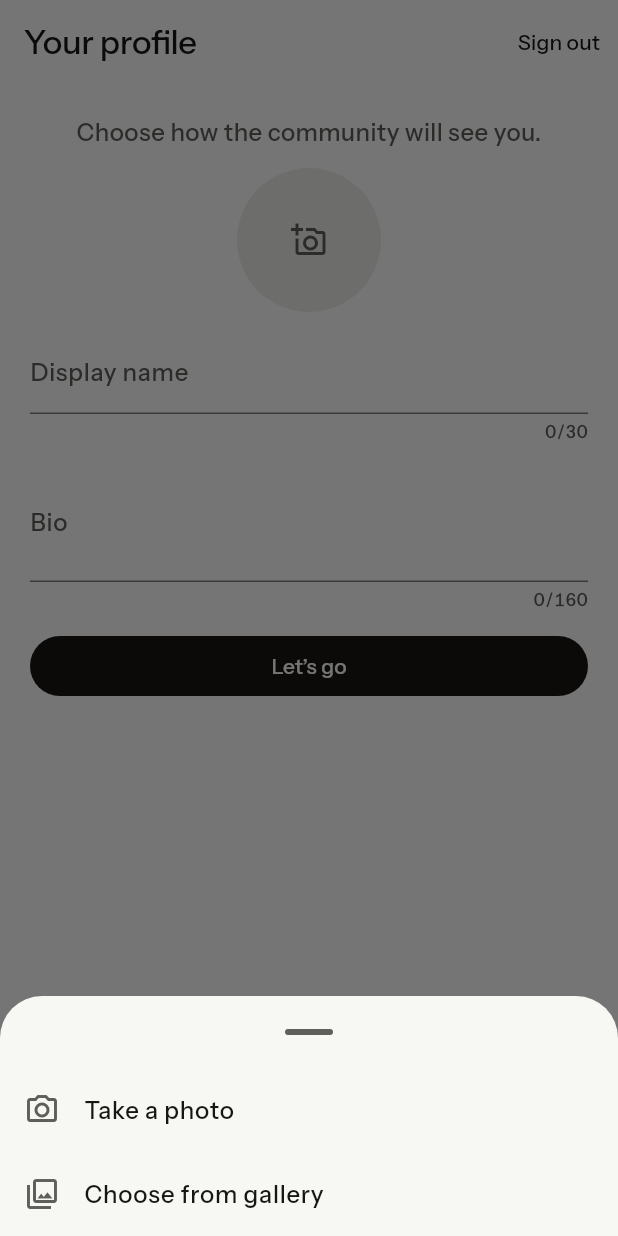
After one commit to AL-MEY/SpotShare, a Flutter app: the ProfileSetupPage screen opened by its route, after a tap on the "add a photo" icon, on a phone screen of 412 x 824 dp. The commit adds this screen. Run offline on Flutter 3.47's test engine with Material 3 defaults, Android fonts, the phone set to English and light mode, and no system bars; our stand-ins replace cached_network_image, cloud_firestore, firebase_auth, firebase_core, firebase_storage, flutter_riverpod and 3 more; missing offline and left inert: slang, theme_tailor_annotation; accounts and stored records are empty; generated files the repository leaves out were written again; project files that could hold a hidden picture were left out.

Commit message:
feat(profile): add profile setup step after sign-up

```diff
--- /dev/null
+++ b/lib/features/profile/presentation/pages/profile_setup_page.dart
@@ -0,0 +1,100 @@
+import 'package:flutter/material.dart';
+import 'package:flutter_riverpod/flutter_riverpod.dart';
+import 'package:spotshare/core/error/failure.dart';
+import 'package:spotshare/core/theme/app_theme.dart';
+import 'package:spotshare/core/widgets/error_bottom_sheet.dart';
+import 'package:spotshare/core/widgets/loading_button.dart';
+import 'package:spotshare/features/auth/presentation/providers/auth_providers.dart';
+import 'package:spotshare/features/profile/domain/entities/user_profile.dart';
+import 'package:spotshare/features/profile/presentation/providers/profile_providers.dart';
+import 'package:spotshare/features/profile/presentation/widgets/avatar_picker.dart';
+import 'package:spotshare/features/profile/presentation/widgets/profile_fields.dart';
+import 'package:spotshare/i18n/strings.g.dart';
+
+class ProfileSetupPage extends ConsumerStatefulWidget {
+  const ProfileSetupPage({super.key});
+
+  @override
+  ConsumerState<ProfileSetupPage> createState() => _ProfileSetupPageState();
+}
+
+class _ProfileSetupPageState extends ConsumerState<ProfileSetupPage> {
+  final _formKey = GlobalKey<FormState>();
+  final _displayName = TextEditingController();
+  final _bio = TextEditingController();
+
+  @override
+  void dispose() {
+    _displayName.dispose();
+    _bio.dispose();
+    super.dispose();
+  }
+
+  void _submit() {
+    if (!_formKey.currentState!.validate()) return;
+    final userId = ref.read(currentUserIdProvider);
+    if (userId == null) return;
+    final saveProfile = ref.read(saveProfileProvider);
+    final profile = UserProfile(
+      id: userId,
+      displayName: _displayName.text,
+      bio: _bio.text,
+    );
+    final avatarPath = ref.read(pickedAvatarProvider);
+    ref
+        .read(profileSetupControllerProvider.notifier)
+        .submit(() => saveProfile(profile, avatarPath: avatarPath));
+  }
+
+  @override
+  Widget build(BuildContext context) {
+    final t = context.t.profile;
+    final theme = context.appTheme;
+    ref.listen(profileSetupControllerProvider, (_, next) {
+      if (next case AsyncError(:final Failure error)) {
+        showErrorBottomSheet(context, error, onRetry: _submit);
+      }
+    });
+    final isLoading = ref.watch(profileSetupControllerProvider).isLoading;
+    return Scaffold(
+      appBar: AppBar(
+        title: Text(t.setupTitle),
+        actions: [
+          TextButton(
+            onPressed: isLoading ? null : () => ref.read(signOutProvider)(),
+            child: Text(t.signOut),
+          ),
+        ],
+      ),
+      body: SafeArea(
+        child: SingleChildScrollView(
+          padding: EdgeInsets.all(theme.spacing.spacingL),
+          child: Form(
+            key: _formKey,
+            child: Column(
+              crossAxisAlignment: CrossAxisAlignment.stretch,
+              spacing: theme.spacing.spacingS,
+              children: [
+                Text(
+                  t.setupHint,
+                  style: theme.textStyles.b1.copyWith(
+                    color: theme.colors.foregroundMuted,
+                  ),
+                  textAlign: TextAlign.center,
+                ),
+                const AvatarPicker(),
+                DisplayNameField(controller: _displayName),
+                BioField(controller: _bio),
+                LoadingButton(
+                  label: t.setupSubmit,
+                  isLoading: isLoading,
+                  onPressed: _submit,
+                ),
+              ],
+            ),
+          ),
+        ),
+      ),
+    );
+  }
+}
--- /dev/null
+++ b/lib/features/profile/presentation/widgets/avatar_picker.dart
@@ -0,0 +1,81 @@
+import 'dart:io';
+
+import 'package:cached_network_image/cached_network_image.dart';
+import 'package:flutter/material.dart';
+import 'package:flutter_riverpod/flutter_riverpod.dart';
+import 'package:image_picker/image_picker.dart';
+import 'package:spotshare/core/theme/app_theme.dart';
+import 'package:spotshare/features/profile/presentation/providers/profile_providers.dart';
+import 'package:spotshare/i18n/strings.g.dart';
+
+class AvatarPicker extends ConsumerWidget {
+  const AvatarPicker({this.currentUrl, super.key});
+
+  final String? currentUrl;
+
+  @override
+  Widget build(BuildContext context, WidgetRef ref) {
+    final theme = context.appTheme;
+    final picked = ref.watch(pickedAvatarProvider);
+    final url = currentUrl;
+    final ImageProvider? image = picked != null
+        ? FileImage(File(picked))
+        : url != null
+        ? CachedNetworkImageProvider(url)
+        : null;
+    return Center(
+      child: Semantics(
+        button: true,
+        label: context.t.profile.changeAvatar,
+        child: InkResponse(
+          onTap: () => _showSources(context, ref),
+          child: CircleAvatar(
+            radius: theme.spacing.spacing4xl,
+            backgroundColor: theme.colors.surfaceMuted,
+            foregroundImage: image,
+            child: Icon(
+              Icons.add_a_photo_outlined,
+              color: theme.colors.foregroundMuted,
+            ),
+          ),
+        ),
+      ),
+    );
+  }
+
+  Future<void> _showSources(BuildContext context, WidgetRef ref) async {
+    final source = await showModalBottomSheet<ImageSource>(
+      context: context,
+      showDragHandle: true,
+      builder: (_) => const _SourceSheet(),
+    );
+    if (source == null || !context.mounted) return;
+    await ref.read(pickedAvatarProvider.notifier).pick(source);
+  }
+}
+
+class _SourceSheet extends StatelessWidget {
+  const _SourceSheet();
+
+  @override
+  Widget build(BuildContext context) {
+    final t = context.t.profile;
+    return SafeArea(
+      child: Column(
+        mainAxisSize: MainAxisSize.min,
+        children: [
+          ListTile(
+            leading: const Icon(Icons.photo_camera_outlined),
+            title: Text(t.takePhoto),
+            onTap: () => Navigator.pop(context, ImageSource.camera),
+          ),
+          ListTile(
+            leading: const Icon(Icons.photo_library_outlined),
+            title: Text(t.chooseFromGallery),
+            onTap: () => Navigator.pop(context, ImageSource.gallery),
+          ),
+        ],
+      ),
+    );
+  }
+}
--- /dev/null
+++ b/lib/features/profile/presentation/widgets/profile_fields.dart
@@ -0,0 +1,45 @@
+import 'package:flutter/material.dart';
+import 'package:spotshare/features/profile/domain/entities/user_profile.dart';
+import 'package:spotshare/i18n/strings.g.dart';
+
+class DisplayNameField extends StatelessWidget {
+  const DisplayNameField({required this.controller, super.key});
+
+  final TextEditingController controller;
+
+  @override
+  Widget build(BuildContext context) {
+    final t = context.t.profile;
+    return TextFormField(
+      controller: controller,
+      decoration: InputDecoration(labelText: t.displayName),
+      maxLength: UserProfile.displayNameMaxLength,
+      textInputAction: TextInputAction.next,
+      textCapitalization: TextCapitalization.words,
+      autofillHints: const [AutofillHints.nickname],
+      validator: (value) =>
+          (value?.trim().length ?? 0) < UserProfile.displayNameMinLength
+          ? t.displayNameTooShort(min: UserProfile.displayNameMinLength)
+          : null,
+    );
+  }
+}
+
+class BioField extends StatelessWidget {
+  const BioField({required this.controller, super.key});
+
+  final TextEditingController controller;
+
+  @override
+  Widget build(BuildContext context) {
+    final t = context.t.profile;
+    return TextFormField(
+      controller: controller,
+      decoration: InputDecoration(labelText: t.bio, hintText: t.bioHint),
+      maxLength: UserProfile.bioMaxLength,
+      minLines: 2,
+      maxLines: 4,
+      textCapitalization: TextCapitalization.sentences,
+    );
+  }
+}
--- a/lib/i18n/en.i18n.yaml
+++ b/lib/i18n/en.i18n.yaml
@@ -33,6 +33,18 @@ onboarding:
   title: Find your spots
   subtitle: "Cafés, viewpoints, street art: discover places shared near you."
   next: Continue
+profile:
+  setupTitle: Your profile
+  setupHint: Choose how the community will see you.
+  setupSubmit: Let’s go
+  displayName: Display name
+  displayNameTooShort: At least ${min} characters.
+  bio: Bio
+  bioHint: A few words about you (optional)
+  changeAvatar: Change profile photo
+  takePhoto: Take a photo
+  chooseFromGallery: Choose from gallery
+  signOut: Sign out
 errors:
   network:
     title: No connection
--- a/lib/i18n/fr.i18n.yaml
+++ b/lib/i18n/fr.i18n.yaml
@@ -33,6 +33,18 @@ onboarding:
   title: Trouve tes spots
   subtitle: "Cafés, points de vue, street art : découvre les lieux partagés près de chez toi."
   next: Continuer
+profile:
+  setupTitle: Ton profil
+  setupHint: Choisis comment la communauté te verra.
+  setupSubmit: C’est parti
+  displayName: Nom affiché
+  displayNameTooShort: Au moins ${min} caractères.
+  bio: Bio
+  bioHint: Quelques mots sur toi (facultatif)
+  changeAvatar: Changer la photo de profil
+  takePhoto: Prendre une photo
+  chooseFromGallery: Choisir dans la galerie
+  signOut: Se déconnecter
 errors:
   network:
     title: Pas de connexion
```
Also changed, not shown: lib/core/router/app_router.dart (+34 -8 lines), lib/features/profile/presentation/pages/profile_loading_page.dart (added, +60 -0 lines), lib/i18n/strings.g.dart, lib/i18n/strings_en.g.dart, lib/i18n/strings_fr.g.dart, 4 other files.
